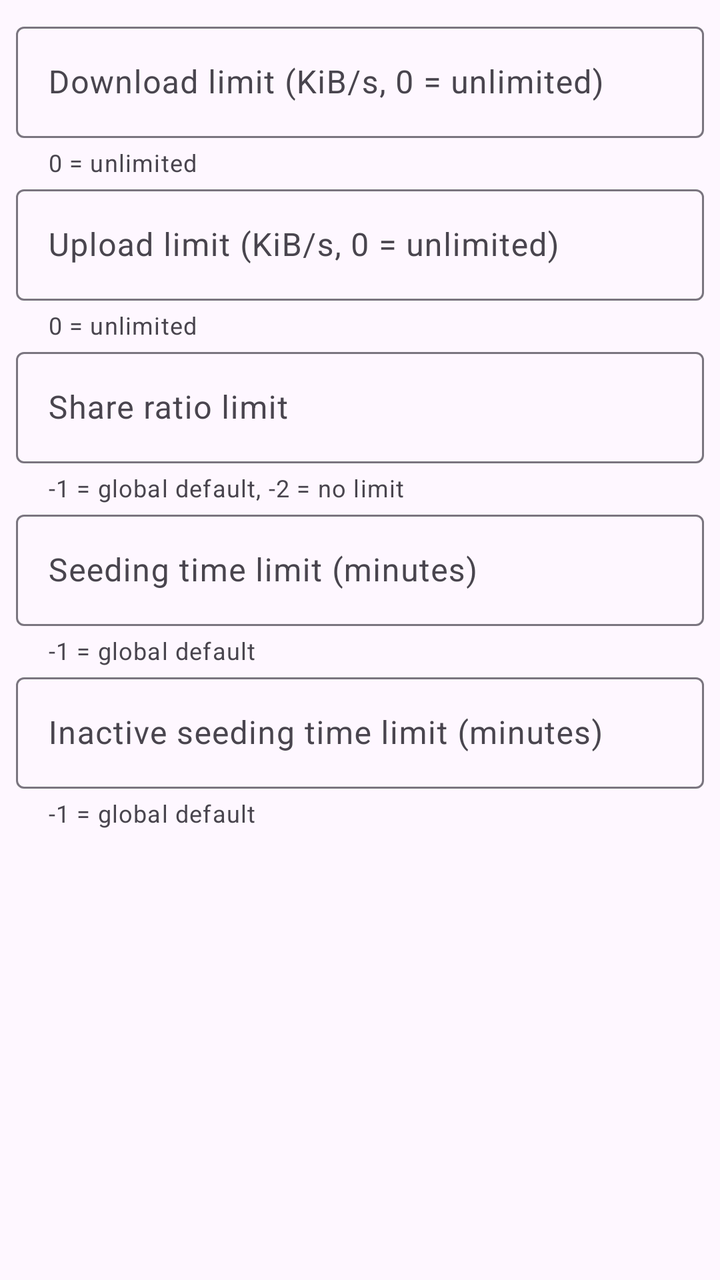
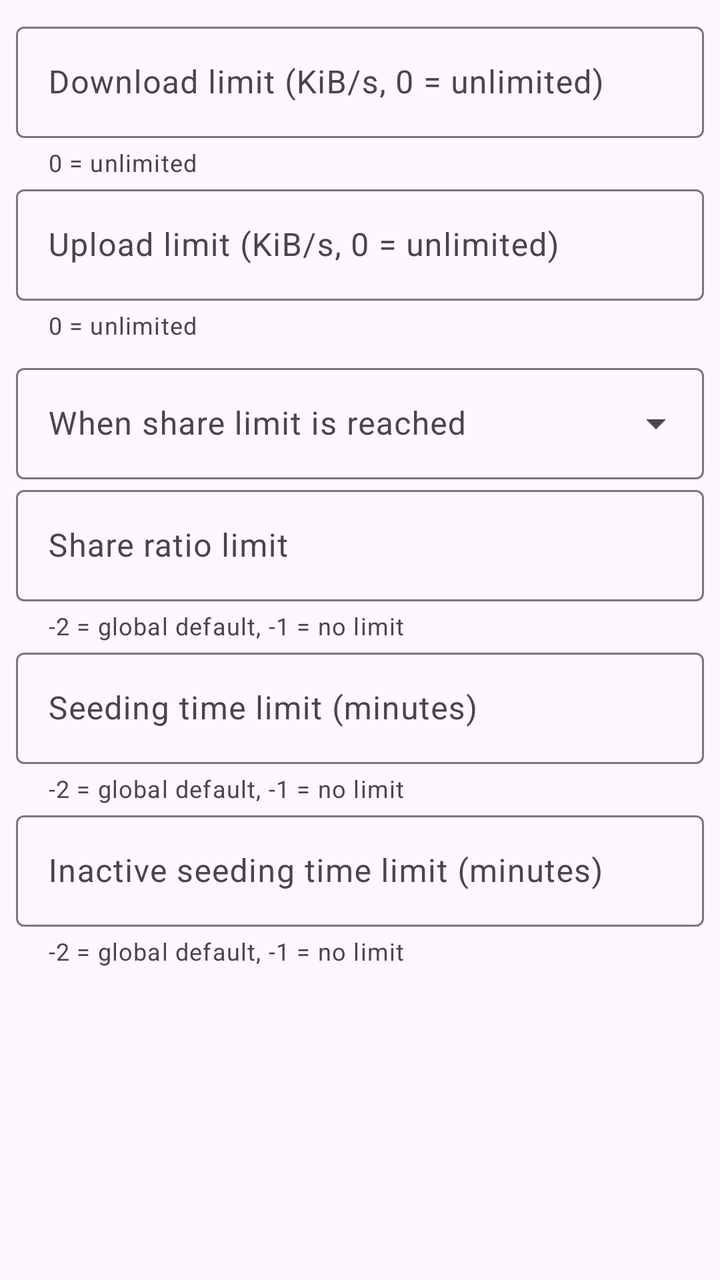

Screens rendered from an Android XML layout before and after an edit, with the pre-edit source and the edit as a unified diff.
<!-- AndroidManifest.xml: application theme AppTheme -->
<!-- res/layout/dialog_torrent_limits.xml -->
<?xml version="1.0" encoding="utf-8"?>
<ScrollView xmlns:android="http://schemas.android.com/apk/res/android"
    xmlns:app="http://schemas.android.com/apk/res-auto"
    android:layout_width="match_parent"
    android:layout_height="wrap_content">

    <LinearLayout
        android:layout_width="match_parent"
        android:layout_height="wrap_content"
        android:orientation="vertical"
        android:padding="8dp">

        <com.google.android.material.textfield.TextInputLayout
            android:layout_width="match_parent"
            android:layout_height="wrap_content"
            android:hint="@string/torrent_download_limit_hint"
            app:helperText="@string/limit_helper_unlimited">

            <com.google.android.material.textfield.TextInputEditText
                android:id="@+id/torrent_download_limit"
                android:layout_width="match_parent"
                android:layout_height="wrap_content"
                android:inputType="numberSigned|numberDecimal" />
        </com.google.android.material.textfield.TextInputLayout>

        <com.google.android.material.textfield.TextInputLayout
            android:layout_width="match_parent"
            android:layout_height="wrap_content"
            android:hint="@string/torrent_upload_limit_hint"
            app:helperText="@string/limit_helper_unlimited">

            <com.google.android.material.textfield.TextInputEditText
                android:id="@+id/torrent_upload_limit"
                android:layout_width="match_parent"
                android:layout_height="wrap_content"
                android:inputType="numberSigned|numberDecimal" />
        </com.google.android.material.textfield.TextInputLayout>

        <com.google.android.material.textfield.TextInputLayout
            android:layout_width="match_parent"
            android:layout_height="wrap_content"
            android:hint="@string/share_ratio_limit"
            app:helperText="@string/limit_helper_global">

            <com.google.android.material.textfield.TextInputEditText
                android:id="@+id/torrent_ratio_limit"
                android:layout_width="match_parent"
                android:layout_height="wrap_content"
                android:inputType="numberSigned|numberDecimal" />
        </com.google.android.material.textfield.TextInputLayout>

        <com.google.android.material.textfield.TextInputLayout
            android:layout_width="match_parent"
            android:layout_height="wrap_content"
            android:hint="@string/seeding_time_limit"
            app:helperText="@string/limit_helper_global_minutes">

            <com.google.android.material.textfield.TextInputEditText
                android:id="@+id/torrent_seeding_time_limit"
                android:layout_width="match_parent"
                android:layout_height="wrap_content"
                android:inputType="numberSigned" />
        </com.google.android.material.textfield.TextInputLayout>

        <com.google.android.material.textfield.TextInputLayout
            android:layout_width="match_parent"
            android:layout_height="wrap_content"
            android:hint="@string/inactive_seeding_time_limit"
            app:helperText="@string/limit_helper_global_minutes">

            <com.google.android.material.textfield.TextInputEditText
                android:id="@+id/torrent_inactive_seeding_time_limit"
                android:layout_width="match_parent"
                android:layout_height="wrap_content"
                android:inputType="numberSigned" />
        </com.google.android.material.textfield.TextInputLayout>
    </LinearLayout>
</ScrollView>
<!-- resources referenced by this layout -->
<resources>
  <string name="inactive_seeding_time_limit">Inactive seeding time limit (minutes)</string>
  <string name="limit_helper_global">-1 = global default, -2 = no limit</string>
  <string name="limit_helper_global_minutes">-1 = global default</string>
  <string name="limit_helper_unlimited">0 = unlimited</string>
  <string name="seeding_time_limit">Seeding time limit (minutes)</string>
  <string name="share_ratio_limit">Share ratio limit</string>
  <string name="torrent_download_limit_hint">Download limit (KiB/s, 0 = unlimited)</string>
  <string name="torrent_upload_limit_hint">Upload limit (KiB/s, 0 = unlimited)</string>
  <style name="AppTheme" parent="BaseTheme" />
  <color name="md_theme_primary">#68548E</color>
  <color name="md_theme_onPrimary">#FFFFFF</color>
  <color name="md_theme_primaryContainer">#EBDDFF</color>
  <color name="md_theme_onPrimaryContainer">#4F3D74</color>
  <color name="md_theme_secondary">#635B70</color>
  <color name="md_theme_onSecondary">#FFFFFF</color>
  <color name="md_theme_secondaryContainer">#E9DEF8</color>
  <color name="md_theme_onSecondaryContainer">#4B4358</color>
  <color name="md_theme_tertiary">#7E525D</color>
  <color name="md_theme_onTertiary">#FFFFFF</color>
  <color name="md_theme_tertiaryContainer">#FFD9E1</color>
  <color name="md_theme_onTertiaryContainer">#643B46</color>
  <color name="md_theme_error">#BA1A1A</color>
  <color name="md_theme_onError">#FFFFFF</color>
  <color name="md_theme_errorContainer">#FFDAD6</color>
  <color name="md_theme_onErrorContainer">#93000A</color>
  <color name="md_theme_background">#FEF7FF</color>
  <color name="md_theme_onBackground">#1D1B20</color>
  <color name="md_theme_surface">#FEF7FF</color>
  <color name="md_theme_onSurface">#1D1B20</color>
  <color name="md_theme_surfaceVariant">#E7E0EB</color>
  <color name="md_theme_onSurfaceVariant">#49454E</color>
  <color name="md_theme_outline">#7A757F</color>
  <color name="md_theme_outlineVariant">#CBC4CF</color>
  <color name="md_theme_inverseSurface">#322F35</color>
  <color name="md_theme_inverseOnSurface">#F5EFF7</color>
  <color name="md_theme_inversePrimary">#D3BCFD</color>
  <color name="md_theme_primaryFixed">#EBDDFF</color>
  <color name="md_theme_onPrimaryFixed">#230F46</color>
  <color name="md_theme_primaryFixedDim">#D3BCFD</color>
  <color name="md_theme_onPrimaryFixedVariant">#4F3D74</color>
  <color name="md_theme_secondaryFixed">#E9DEF8</color>
  <color name="md_theme_onSecondaryFixed">#1F182B</color>
  <color name="md_theme_secondaryFixedDim">#CDC2DB</color>
  <color name="md_theme_onSecondaryFixedVariant">#4B4358</color>
  <color name="md_theme_tertiaryFixed">#FFD9E1</color>
  <color name="md_theme_onTertiaryFixed">#31101B</color>
  <color name="md_theme_tertiaryFixedDim">#F0B7C5</color>
  <color name="md_theme_onTertiaryFixedVariant">#643B46</color>
  <color name="md_theme_surfaceDim">#DED8E0</color>
  <color name="md_theme_surfaceBright">#FEF7FF</color>
  <color name="md_theme_surfaceContainerLowest">#FFFFFF</color>
  <color name="md_theme_surfaceContainerLow">#F8F1FA</color>
  <color name="md_theme_surfaceContainer">#F2ECF4</color>
  <color name="md_theme_surfaceContainerHigh">#EDE6EE</color>
  <color name="md_theme_surfaceContainerHighest">#E7E0E8</color>
  <color name="colorOk">#2E6A44</color>
  <color name="colorOnOk">#FFFFFF</color>
  <color name="colorOkContainer">#B1F1C1</color>
  <color name="colorOnOkContainer">#12512E</color>
  <style name="Widget.App.SearchBar" parent="Widget.Material3.SearchBar">
          <item name="elevation">0dp</item>
      </style>
  <style name="Widget.App.AppBarLayout" parent="Widget.Material3.AppBarLayout">
          <item name="elevation">0dp</item>
      </style>
  <style name="MaterialAlertDialog.App.Body.Text" parent="MaterialAlertDialog.Material3.Body.Text">
          <item name="android:textAppearance">?attr/textAppearanceBodyLarge</item>
      </style>
  <!-- unchanged entries left out for length: 3 -->
</resources>

<!-- the commit's change to res/layout/dialog_torrent_limits.xml (unified diff, before → after) -->
@@ -34,6 +34,20 @@
                 android:layout_width="match_parent"
                 android:layout_height="wrap_content"
                 android:inputType="numberSigned|numberDecimal" />
+        </com.google.android.material.textfield.TextInputLayout>
+
+        <com.google.android.material.textfield.TextInputLayout
+            style="@style/Widget.Material3.TextInputLayout.OutlinedBox.ExposedDropdownMenu"
+            android:layout_width="match_parent"
+            android:layout_height="wrap_content"
+            android:layout_marginTop="8dp"
+            android:hint="@string/share_limit_action">
+
+            <com.google.android.material.textfield.MaterialAutoCompleteTextView
+                android:id="@+id/share_limit_action_dropdown"
+                android:layout_width="match_parent"
+                android:layout_height="wrap_content"
+                android:inputType="none" />
         </com.google.android.material.textfield.TextInputLayout>
 
         <com.google.android.material.textfield.TextInputLayout
<!-- resource entries referenced after the edit -->
@@ -1,10 +1,11 @@
 <!-- resources referenced by this layout -->
 <resources>
   <string name="inactive_seeding_time_limit">Inactive seeding time limit (minutes)</string>
-  <string name="limit_helper_global">-1 = global default, -2 = no limit</string>
-  <string name="limit_helper_global_minutes">-1 = global default</string>
+  <string name="limit_helper_global">-2 = global default, -1 = no limit</string>
+  <string name="limit_helper_global_minutes">-2 = global default, -1 = no limit</string>
   <string name="limit_helper_unlimited">0 = unlimited</string>
   <string name="seeding_time_limit">Seeding time limit (minutes)</string>
+  <string name="share_limit_action">When share limit is reached</string>
   <string name="share_ratio_limit">Share ratio limit</string>
   <string name="torrent_download_limit_hint">Download limit (KiB/s, 0 = unlimited)</string>
   <string name="torrent_upload_limit_hint">Upload limit (KiB/s, 0 = unlimited)</string>
